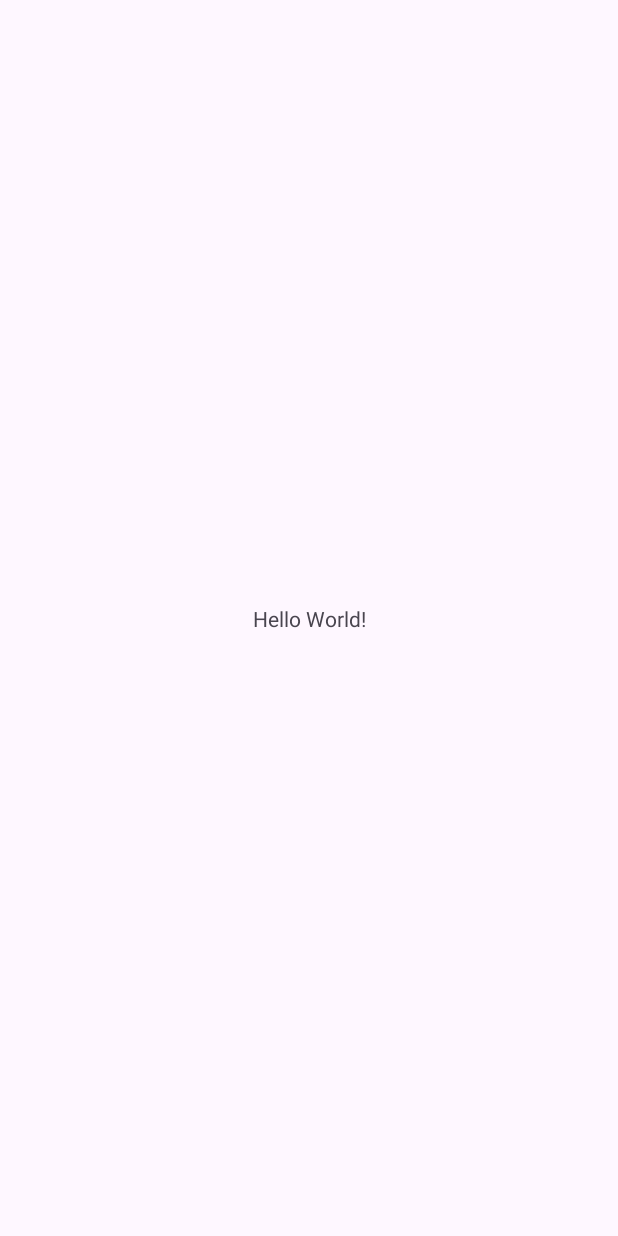
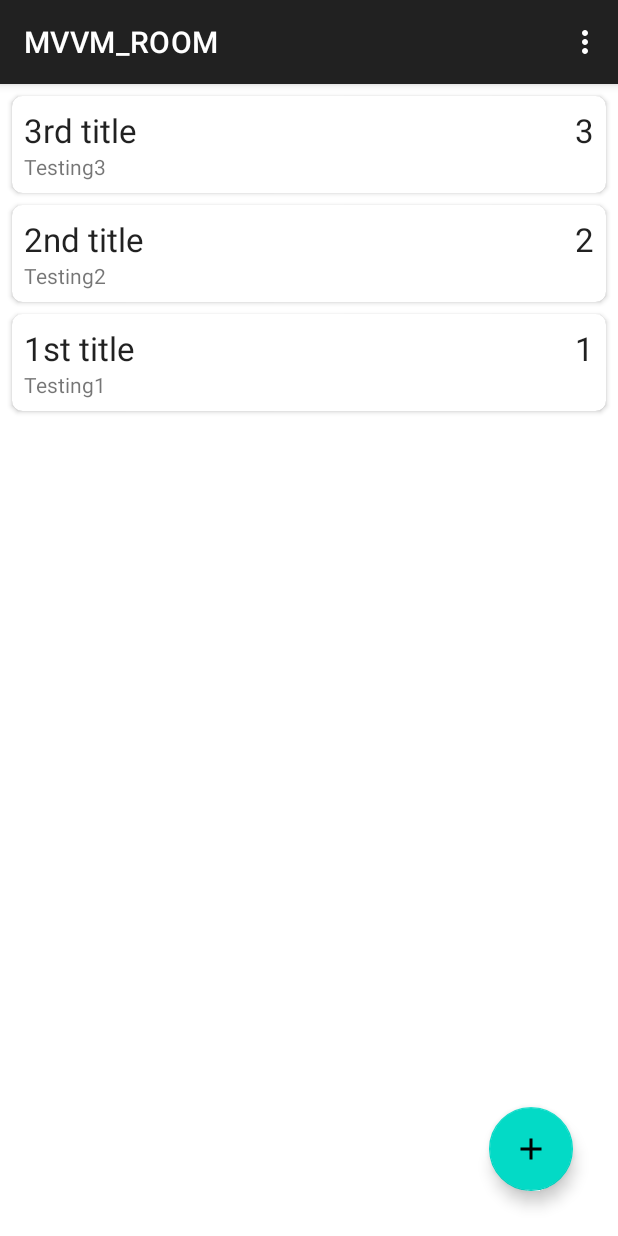
Before and after one commit to MAHMUDURRAHMANARNOB/Note_App, an Android app: the screen it shows after launch (MainActivity), on a phone screen of 412 x 824 dp. Before the commit the screen is almost empty. Run offline under Robolectric (Android 15) with nearby library versions, the phone set to English and light mode, and no system bars; our stand-ins replace Room's generated code.

Commit message:
add, delete, edit

```diff
--- a/app/src/main/AndroidManifest.xml
+++ b/app/src/main/AndroidManifest.xml
@@ -13,7 +13,12 @@
         android:theme="@style/Theme.MVVM_ROOM"
         tools:targetApi="31">
         <activity
+            android:name=".AddEditNoteActivity"
+            android:exported="false"
+            android:parentActivityName=".MainActivity"/>
+        <activity
             android:name=".MainActivity"
+            android:launchMode="singleTop"
             android:exported="true">
             <intent-filter>
                 <action android:name="android.intent.action.MAIN" />
--- a/app/src/main/java/com/mahmudur/mvvm_room/MainActivity.java
+++ b/app/src/main/java/com/mahmudur/mvvm_room/MainActivity.java
@@ -1,14 +1,150 @@
 package com.mahmudur.mvvm_room;
 
+import androidx.annotation.NonNull;
+import androidx.annotation.Nullable;
 import androidx.appcompat.app.AppCompatActivity;
+import androidx.lifecycle.Observer;
+import androidx.lifecycle.ViewModelProvider;
+import androidx.recyclerview.widget.ItemTouchHelper;
+import androidx.recyclerview.widget.LinearLayoutManager;
+import androidx.recyclerview.widget.RecyclerView;
 
+import android.content.Intent;
 import android.os.Bundle;
+import android.view.Menu;
+import android.view.MenuInflater;
+import android.view.MenuItem;
+import android.view.View;
+import android.widget.Toast;
+
+import com.google.android.material.floatingactionbutton.FloatingActionButton;
+
+import java.util.List;
 
 public class MainActivity extends AppCompatActivity {
+
+    public static final int ADD_NOTE_REQUEST = 1;
+    public static final int Edit_NOTE_REQUEST = 2;
+
+    private NoteViewModel noteViewModel;
+    private RecyclerView recyclerView;
+
+    FloatingActionButton addnotebtn;
+
 
     @Override
     protected void onCreate(Bundle savedInstanceState) {
         super.onCreate(savedInstanceState);
         setContentView(R.layout.activity_main);
+
+        addnotebtn = findViewById(R.id.addNote);
+        addnotebtn.setOnClickListener(new View.OnClickListener() {
+            @Override
+            public void onClick(View view) {
+                Intent intent = new Intent(MainActivity.this, AddEditNoteActivity.class);
+                startActivityForResult(intent, ADD_NOTE_REQUEST);
+            }
+        });
+
+        recyclerView = findViewById(R.id.rcView);
+        recyclerView.setLayoutManager(new LinearLayoutManager(this));
+        recyclerView.setHasFixedSize(true);
+
+        NoteAdapter adapter = new NoteAdapter();
+        recyclerView.setAdapter(adapter);
+
+
+        noteViewModel = new ViewModelProvider(this).get(NoteViewModel.class);
+        noteViewModel.getAllNotes().observe(this, new Observer<List<Note>>() {
+            @Override
+            public void onChanged(List<Note> notes) {
+                //update recyclerview
+                /*Toast.makeText(MainActivity.this, "onchanged", Toast.LENGTH_SHORT).show();*/
+                adapter.setNotes(notes);
+            }
+        });
+
+
+        new ItemTouchHelper(new ItemTouchHelper.SimpleCallback(0, ItemTouchHelper.LEFT | ItemTouchHelper.RIGHT) {
+            @Override
+            public boolean onMove(@NonNull RecyclerView recyclerView, @NonNull RecyclerView.ViewHolder viewHolder, @NonNull RecyclerView.ViewHolder target) {
+                return false;
+            }
+
+            @Override
+            public void onSwiped(@NonNull RecyclerView.ViewHolder viewHolder, int direction) {
+                noteViewModel.delete(adapter.getNoteAt(viewHolder.getAdapterPosition()));
+                Toast.makeText(MainActivity.this, "Note Deleted", Toast.LENGTH_SHORT).show();
+            }
+        }).attachToRecyclerView(recyclerView);
+
+        adapter.setOnItemClickListener(new NoteAdapter.OnItemClickListener() {
+            @Override
+            public void onItemClick(Note note) {
+                Intent intent = new Intent(MainActivity.this, AddEditNoteActivity.class);
+                intent.putExtra(AddEditNoteActivity.EXTRA_ID, note.getId());
+                intent.putExtra(AddEditNoteActivity.EXTRA_TITLE, note.getTitle());
+                intent.putExtra(AddEditNoteActivity.EXTRA_DESCRIPTIOM, note.getDescription());
+                intent.putExtra(AddEditNoteActivity.EXTRA_PRIORITY, note.getPriority());
+                startActivityForResult(intent, Edit_NOTE_REQUEST);
+
+            }
+        });
+
+    }
+
+    @Override
+    protected void onActivityResult(int requestCode, int resultCode, @Nullable Intent data) {
+        super.onActivityResult(requestCode, resultCode, data);
+
+        if (requestCode == ADD_NOTE_REQUEST && resultCode == RESULT_OK) {
+            String title = data.getStringExtra(AddEditNoteActivity.EXTRA_TITLE);
+            String description = data.getStringExtra(AddEditNoteActivity.EXTRA_DESCRIPTIOM);
+            String priority = data.getStringExtra(AddEditNoteActivity.EXTRA_PRIORITY);
+
+            Note note = new Note(title, description, priority);
+            noteViewModel.insert(note);
+
+            Toast.makeText(this, "Note Saved", Toast.LENGTH_SHORT).show();
+
+        } else if (requestCode == Edit_NOTE_REQUEST && resultCode == RESULT_OK) {
+            int id = data.getIntExtra(AddEditNoteActivity.EXTRA_ID, -1);
+            if (id == -1) {
+                Toast.makeText(this, "Note Cannot be updated", Toast.LENGTH_SHORT).show();
+                return;
+            }
+
+            String title = data.getStringExtra(AddEditNoteActivity.EXTRA_TITLE);
+            String description = data.getStringExtra(AddEditNoteActivity.EXTRA_DESCRIPTIOM);
+            String priority = data.getStringExtra(AddEditNoteActivity.EXTRA_PRIORITY);
+
+            Note note = new Note(title, description, priority);
+            note.setId(id);
+            noteViewModel.update(note);
+
+            Toast.makeText(this, "Note Updated", Toast.LENGTH_SHORT).show();
+
+        } else {
+            Toast.makeText(this, "Note Not Saved", Toast.LENGTH_SHORT).show();
+        }
+    }
+
+    @Override
+    public boolean onCreateOptionsMenu(Menu menu) {
+        MenuInflater menuInflater = getMenuInflater();
+        menuInflater.inflate(R.menu.main_menu, menu);
+        return true;
+    }
+
+    @Override
+    public boolean onOptionsItemSelected(@NonNull MenuItem item) {
+        if (item.getItemId() == R.id.delete_all) {
+            noteViewModel.deleteAllNotes();
+            Toast.makeText(this, "All Notes Deleted", Toast.LENGTH_SHORT).show();
+            return true;
+        }
+
+        return super.onOptionsItemSelected(item);
+
     }
 }
--- /dev/null
+++ b/app/src/main/java/com/mahmudur/mvvm_room/NoteAdapter.java
@@ -0,0 +1,79 @@
+package com.mahmudur.mvvm_room;
+
+import android.view.LayoutInflater;
+import android.view.View;
+import android.view.ViewGroup;
+import android.widget.TextView;
+
+import androidx.annotation.NonNull;
+import androidx.recyclerview.widget.RecyclerView;
+
+import java.util.ArrayList;
+import java.util.List;
+
+public class NoteAdapter extends RecyclerView.Adapter<NoteAdapter.NoteHolder> {
+    private List<Note> notes = new ArrayList<>();
+    private OnItemClickListener listener;
+
+    @NonNull
+    @Override
+    public NoteHolder onCreateViewHolder(@NonNull ViewGroup parent, int viewType) {
+        View itemView = LayoutInflater.from(parent.getContext())
+                .inflate(R.layout.note_items, parent, false);
+        return new NoteHolder(itemView);
+    }
+
+    @Override
+    public void onBindViewHolder(@NonNull NoteHolder holder, int position) {
+        Note currentNote = notes.get(position);
+        holder.Title.setText(currentNote.getTitle());
+        holder.Description.setText(currentNote.getDescription());
+        holder.Priority.setText(currentNote.getPriority());
+    }
+
+
+    @Override
+    public int getItemCount() {
+        return notes.size();
+    }
+
+    public void setNotes(List<Note> notes){
+        this.notes = notes;
+        notifyDataSetChanged(); //for simplicity but not recommanded
+    }
+
+    public Note getNoteAt(int position){
+        return notes.get(position);
+    }
+
+    class NoteHolder extends RecyclerView.ViewHolder{
+        TextView Title, Description, Priority;
+
+        public NoteHolder(@NonNull View itemView) {
+            super(itemView);
+            Title = itemView.findViewById(R.id.title);
+            Description = itemView.findViewById(R.id.description);
+            Priority = itemView.findViewById(R.id.priority);
+
+            itemView.setOnClickListener(new View.OnClickListener() {
+                @Override
+                public void onClick(View view) {
+                    int position = getAdapterPosition();
+                    if(listener != null && position != RecyclerView.NO_POSITION){
+                        listener.onItemClick(notes.get(position));
+                    }
+
+                }
+            });
+
+        }
+    }
+
+    public interface OnItemClickListener{
+        void onItemClick(Note note);
+    }
+
+    public void setOnItemClickListener(OnItemClickListener listener){
+        this.listener = listener;
+    }
+}
--- /dev/null
+++ b/app/src/main/java/com/mahmudur/mvvm_room/NoteViewModel.java
@@ -0,0 +1,37 @@
+package com.mahmudur.mvvm_room;
+
+import android.app.Application;
+
+import androidx.annotation.NonNull;
+import androidx.lifecycle.AndroidViewModel;
+import androidx.lifecycle.LiveData;
+
+import java.util.List;
+
+public class NoteViewModel extends AndroidViewModel {
+    private NoteRepository repository;
+    private LiveData<List<Note>> allNotes;
+
+    public NoteViewModel(@NonNull Application application) {
+        super(application);
+        repository = new NoteRepository(application);
+        allNotes = repository.getAllNotes();
+    }
+
+    public void insert(Note note){
+        repository.insert(note);
+    }
+    public void update(Note note){
+        repository.update(note);
+    }
+    public void delete(Note note){
+        repository.delete(note);
+    }
+    public void deleteAllNotes(){
+        repository.deleteAllNotes();
+    }
+
+    public LiveData<List<Note>> getAllNotes() {
+        return allNotes;
+    }
+}
--- /dev/null
+++ b/app/src/main/res/drawable/baseline_add.xml
@@ -0,0 +1,5 @@
+<vector android:height="24dp" android:tint="#FFFFFF"
+    android:viewportHeight="24" android:viewportWidth="24"
+    android:width="24dp" xmlns:android="http://schemas.android.com/apk/res/android">
+    <path android:fillColor="@android:color/white" android:pathData="M19,13h-6v6h-2v-6H5v-2h6V5h2v6h6v2z"/>
+</vector>
--- /dev/null
+++ b/app/src/main/res/drawable/baseline_close.xml
@@ -0,0 +1,5 @@
+<vector android:height="24dp" android:tint="#FFFFFF"
+    android:viewportHeight="24" android:viewportWidth="24"
+    android:width="24dp" xmlns:android="http://schemas.android.com/apk/res/android">
+    <path android:fillColor="@android:color/white" android:pathData="M19,6.41L17.59,5 12,10.59 6.41,5 5,6.41 10.59,12 5,17.59 6.41,19 12,13.41 17.59,19 19,17.59 13.41,12z"/>
+</vector>
--- /dev/null
+++ b/app/src/main/res/drawable/baseline_save_24.xml
@@ -0,0 +1,5 @@
+<vector android:height="24dp" android:tint="#FFFFFF"
+    android:viewportHeight="24" android:viewportWidth="24"
+    android:width="24dp" xmlns:android="http://schemas.android.com/apk/res/android">
+    <path android:fillColor="@android:color/white" android:pathData="M17,3L5,3c-1.11,0 -2,0.9 -2,2v14c0,1.1 0.89,2 2,2h14c1.1,0 2,-0.9 2,-2L21,7l-4,-4zM12,19c-1.66,0 -3,-1.34 -3,-3s1.34,-3 3,-3 3,1.34 3,3 -1.34,3 -3,3zM15,9L5,9L5,5h10v4z"/>
+</vector>
--- a/app/src/main/res/layout/activity_main.xml
+++ b/app/src/main/res/layout/activity_main.xml
@@ -1,18 +1,23 @@
 <?xml version="1.0" encoding="utf-8"?>
-<androidx.constraintlayout.widget.ConstraintLayout xmlns:android="http://schemas.android.com/apk/res/android"
+<androidx.coordinatorlayout.widget.CoordinatorLayout xmlns:android="http://schemas.android.com/apk/res/android"
     xmlns:app="http://schemas.android.com/apk/res-auto"
     xmlns:tools="http://schemas.android.com/tools"
     android:layout_width="match_parent"
     android:layout_height="match_parent"
     tools:context=".MainActivity">
 
-    <TextView
+    <androidx.recyclerview.widget.RecyclerView
+        android:id="@+id/rcView"
+        android:layout_width="match_parent"
+        android:layout_height="match_parent"
+        tools:listitem="@layout/note_items" />
+
+    <com.google.android.material.floatingactionbutton.FloatingActionButton
+        android:id="@+id/addNote"
         android:layout_width="wrap_content"
         android:layout_height="wrap_content"
-        android:text="Hello World!"
-        app:layout_constraintBottom_toBottomOf="parent"
-        app:layout_constraintEnd_toEndOf="parent"
-        app:layout_constraintStart_toStartOf="parent"
-        app:layout_constraintTop_toTopOf="parent" />
+        android:src="@drawable/baseline_add"
+        android:layout_gravity="bottom|end"
+        android:layout_margin="30dp"/>
 
-</androidx.constraintlayout.widget.ConstraintLayout>
+</androidx.coordinatorlayout.widget.CoordinatorLayout>
--- /dev/null
+++ b/app/src/main/res/layout/note_items.xml
@@ -0,0 +1,47 @@
+<?xml version="1.0" encoding="utf-8"?>
+<androidx.cardview.widget.CardView xmlns:android="http://schemas.android.com/apk/res/android"
+    android:layout_width="match_parent"
+    android:layout_height="wrap_content"
+    xmlns:app="http://schemas.android.com/apk/res-auto"
+    android:layout_marginStart="8dp"
+    android:layout_marginEnd="8dp"
+    android:layout_marginTop="8dp"
+    app:cardCornerRadius="7dp"
+    android:elevation="5dp"
+    app:cardMaxElevation="7dp">
+
+    <RelativeLayout
+        android:layout_width="wrap_content"
+        android:layout_height="wrap_content"
+        android:padding="8dp">
+
+        <TextView
+            android:id="@+id/title"
+            android:layout_width="wrap_content"
+            android:layout_height="wrap_content"
+            android:text="Title"
+            android:maxLines="1"
+            android:ellipsize="end"
+            android:layout_toStartOf="@id/priority"
+            android:layout_alignParentStart="true"
+            android:textAppearance="@style/TextAppearance.AppCompat.Large"
+            />
+        <TextView
+            android:id="@+id/priority"
+            android:layout_width="wrap_content"
+            android:layout_height="wrap_content"
+            android:text="1"
+            android:layout_alignParentEnd="true"
+            android:textAppearance="@style/TextAppearance.AppCompat.Large"
+            />
+        <TextView
+            android:id="@+id/description"
+            android:layout_width="wrap_content"
+            android:layout_height="wrap_content"
+            android:text="Description"
+            android:layout_below="@id/title"
+            />
+
+    </RelativeLayout>
+
+</androidx.cardview.widget.CardView>
--- /dev/null
+++ b/app/src/main/res/menu/main_menu.xml
@@ -0,0 +1,9 @@
+<?xml version="1.0" encoding="utf-8"?>
+<menu xmlns:android="http://schemas.android.com/apk/res/android"
+    xmlns:app="http://schemas.android.com/apk/res-auto">
+    <item
+        android:id="@+id/delete_all"
+        android:title="DeleteAllNotes"
+        app:showAsAction="never"/>
+
+</menu>
--- a/app/src/main/res/values/themes.xml
+++ b/app/src/main/res/values/themes.xml
@@ -1,6 +1,6 @@
 <resources xmlns:tools="http://schemas.android.com/tools">
     <!-- Base application theme. -->
-    <style name="Base.Theme.MVVM_ROOM" parent="Theme.Material3.DayNight.NoActionBar">
+    <style name="Base.Theme.MVVM_ROOM" parent="Theme.MaterialComponents.Light.DarkActionBar">
         <!-- Customize your light theme here. -->
         <!-- <item name="colorPrimary">@color/my_light_primary</item> -->
     </style>
```
Also changed, not shown: app/src/main/java/com/mahmudur/mvvm_room/AddEditNoteActivity.java (added, +89 -0 lines), app/src/main/res/layout/activity_add_note.xml (added, +38 -0 lines), app/src/main/res/menu/add_note_menu.xml (added, +9 -0 lines).
